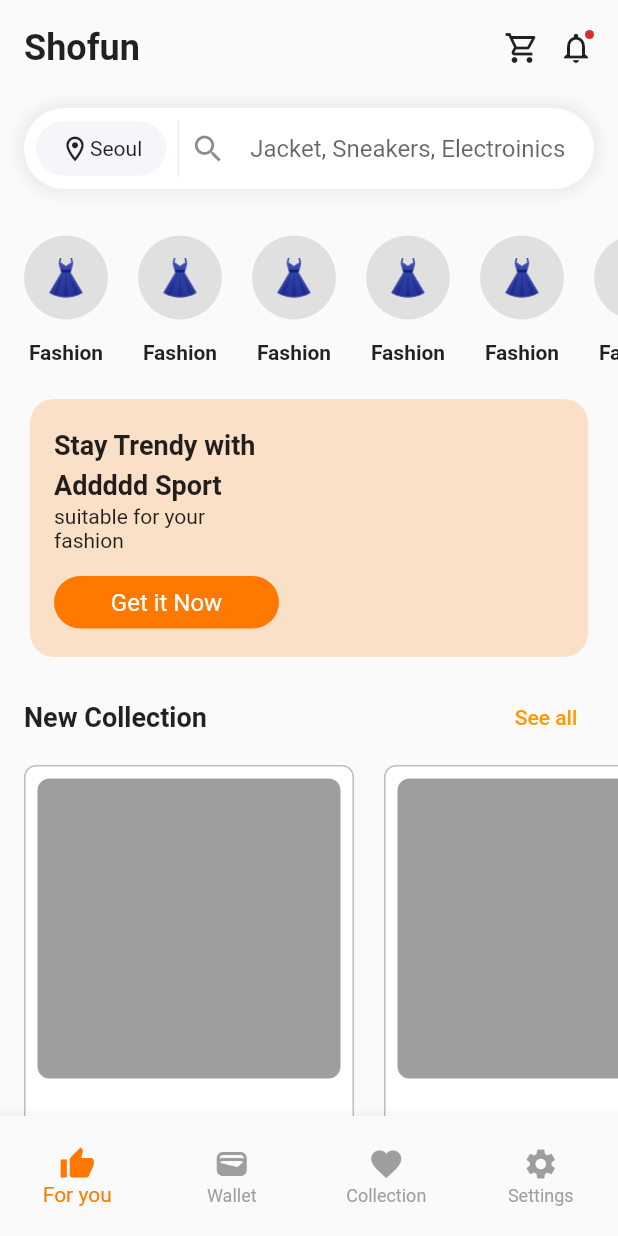
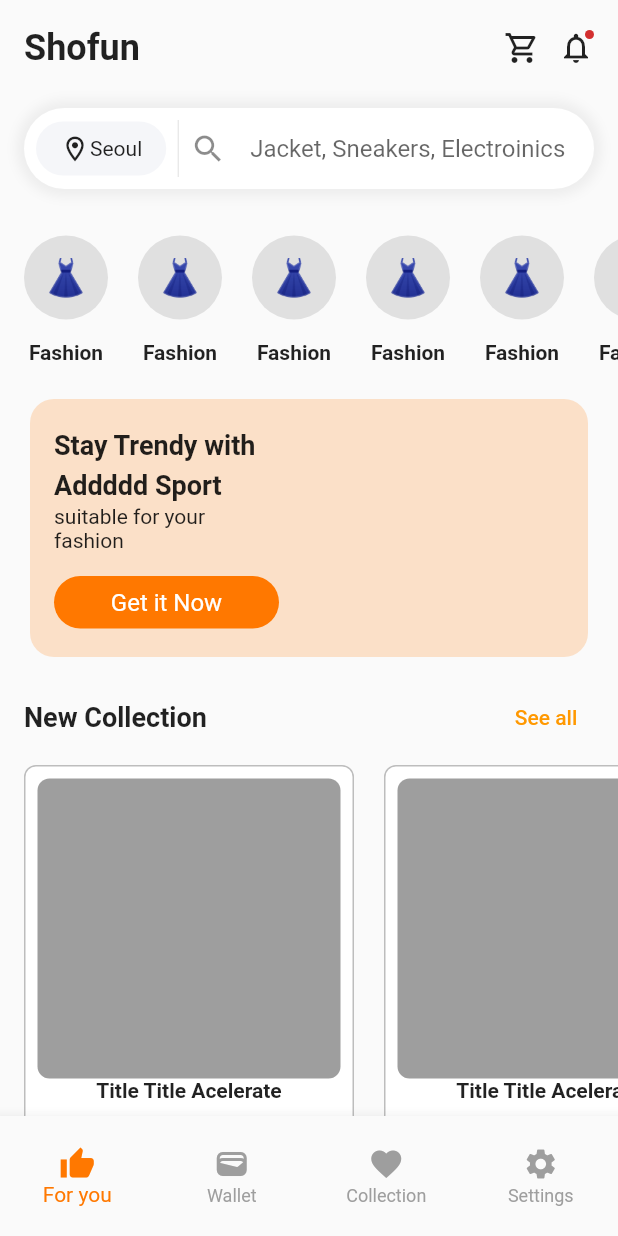
Before and after one commit to JAICHANGPARK/flutter_notebook_chapter_24, a Flutter app: the EcommerceMainPage screen opened directly, on a phone screen of 412 x 824 dp. Run offline on Flutter 3.47's test engine with Material 2 defaults, Android fonts, the phone set to English and light mode, and no system bars; our stand-ins replace flutter_riverpod, freezed_annotation, ionicons, percent_indicator; missing offline and left inert: crypto_font_icons; network calls fail.

Commit message:
Update ecommerce_home_widget.dart

```diff
--- a/lib/ep1383_ecommerce_app/view/ecommerce_home_widget.dart
+++ b/lib/ep1383_ecommerce_app/view/ecommerce_home_widget.dart
@@ -227,8 +227,19 @@ class _EcommerceHomeWidgetState extends State<EcommerceHomeWidget> {
                                         height: 200,
                                         decoration: BoxDecoration(
                                           color: Colors.grey,
-                                          borderRadius: BorderRadius.circular(8)
+                                          borderRadius: BorderRadius.circular(8),
                                         ),
+                                      ),
+                                      Text(
+                                        "Title Title Acelerate",
+                                        style: TextStyle(
+                                          fontWeight: FontWeight.bold,
+                                        ),
+                                      ),
+                                      Row(
+                                        children: [
+
+                                        ],
                                       )
                                     ],
                                   ))
```
